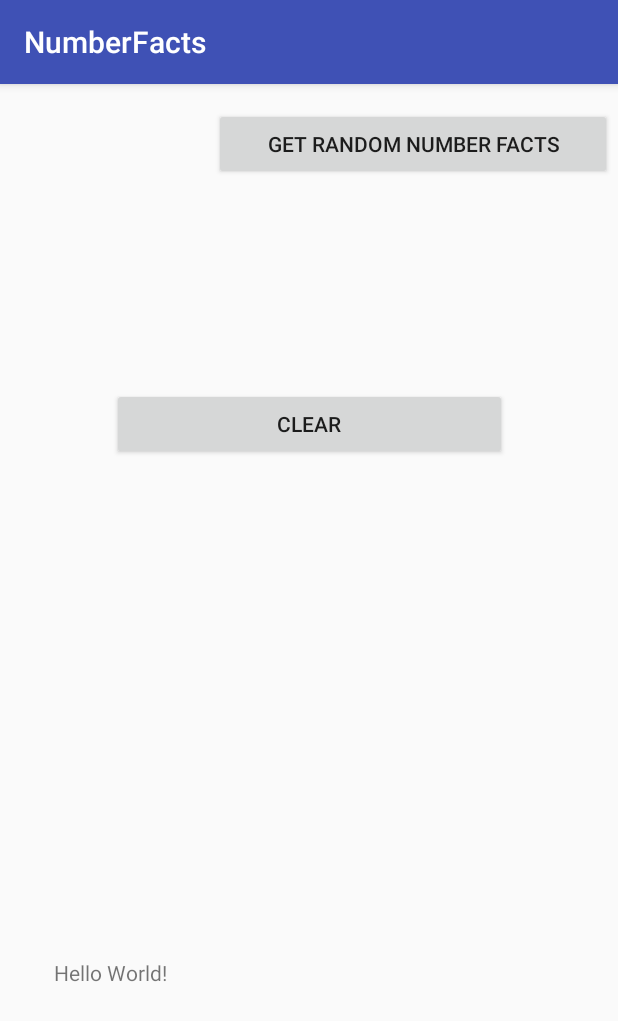
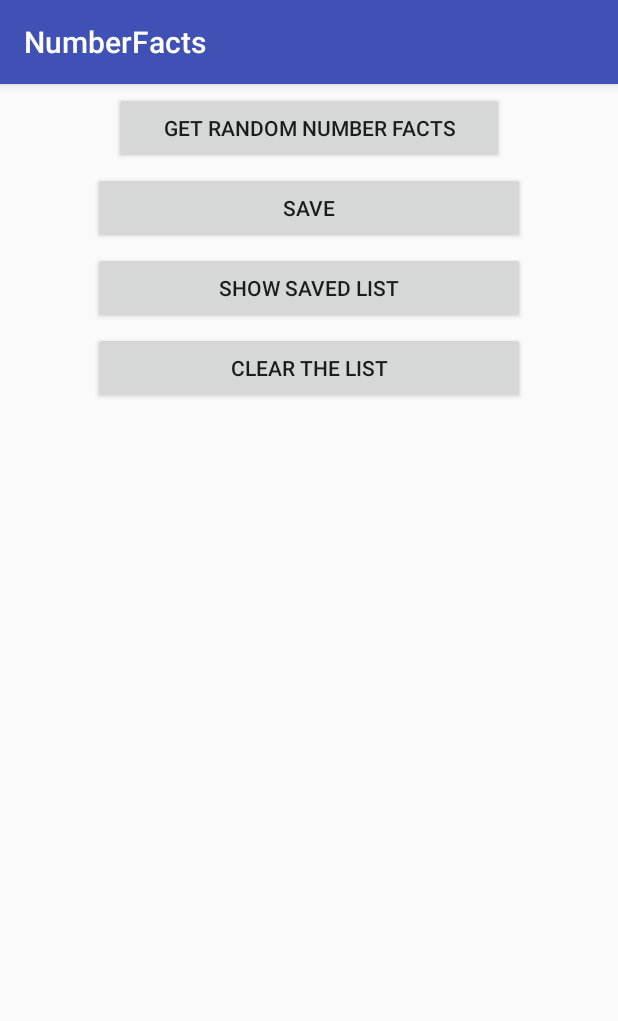
Before and after one commit to wojciechzarnowiecki/NumberFacts, an Android app: the screen it shows after launch (MainActivity), on a phone screen of 412 x 824 dp. Shown: the top 1021 px of the screen. Run offline under Robolectric (Android 15) with nearby library versions, the phone set to English and light mode, and no system bars.

Commit message:
db commit

```diff
--- a/app/src/main/java/wojtek/justyna/numberfacts/MainActivity.java
+++ b/app/src/main/java/wojtek/justyna/numberfacts/MainActivity.java
@@ -1,5 +1,7 @@
 package wojtek.justyna.numberfacts;
 
+import android.database.Cursor;
+import android.database.sqlite.SQLiteDatabase;
 import android.os.StrictMode;
 import android.support.v7.app.AppCompatActivity;
 import android.os.Bundle;
@@ -22,11 +24,16 @@ import java.net.URL;
 
 public class MainActivity extends AppCompatActivity {
     private final String REST_API_NUMBERS = "http://numbersapi.com/random/";
+    private final String CREATE_TABLE = "CREATE TABLE IF NOT EXISTS FACT(TEXT VARCHAR);";
+    private SQLiteDatabase db;
 
     @Override
     protected void onCreate(Bundle savedInstanceState) {
         super.onCreate(savedInstanceState);
         setContentView(R.layout.activity_main);
+
+        db = openOrCreateDatabase("numbersDB", MODE_PRIVATE, null);
+        db.execSQL(CREATE_TABLE);
 
         if (android.os.Build.VERSION.SDK_INT > 9) {
             StrictMode.ThreadPolicy policy = new StrictMode.ThreadPolicy.Builder().permitAll().build();
@@ -44,12 +51,49 @@ public class MainActivity extends AppCompatActivity {
             }
         });
 
-
-        Button button_clear = (Button) findViewById(R.id.clearScreen_button);
-
-        button_clear.setOnClickListener(new View.OnClickListener() {
+        Button button_save = findViewById(R.id.saveToDB_buton);
+        button_save.setOnClickListener(new View.OnClickListener() {
             @Override
             public void onClick(View view) {
+                String displayed_text = result_text.getText().toString();
+                db.execSQL("INSERT INTO FACT VALUES('"+displayed_text+"');");
+                result_text.setText("");
+            }
+        });
+
+        Button button_showDB = findViewById(R.id.showDB_button);
+        button_showDB.setOnClickListener(new View.OnClickListener() {
+            @Override
+            public void onClick(View view) {
+                result_text.setText("");
+                StringBuilder resultOfDB = new StringBuilder();
+                int i = 1;
+
+                Cursor resultSet = db.rawQuery("SELECT * from FACT", null);
+                resultSet.moveToFirst();
+
+                if(resultSet.getCount()==0){
+                    resultOfDB.append("Dear user, the saved list is empty. Please add new records.");
+                }
+
+                do {
+                    if(!(resultSet.getCount()==0)) {
+                        resultOfDB.append(i + ". ");
+                        resultOfDB.append(resultSet.getString(0) + "\n");
+                        i++;
+                    }
+                }while (resultSet.moveToNext());
+
+                result_text.setText(resultOfDB.toString());
+            }
+        });
+
+        Button button_cleardb = findViewById(R.id.clearDB_button);
+
+        button_cleardb.setOnClickListener(new View.OnClickListener() {
+            @Override
+            public void onClick(View view) {
+                db.execSQL("DELETE FROM FACT");
                 result_text.setText("");
             }
         });
--- a/app/src/main/res/layout/activity_main.xml
+++ b/app/src/main/res/layout/activity_main.xml
@@ -4,43 +4,68 @@
     xmlns:tools="http://schemas.android.com/tools"
     android:layout_width="match_parent"
     android:layout_height="match_parent"
-    tools:context="wojtek.justyna.numberfacts.MainActivity">
+    tools:context="wojtek.justyna.numberfacts.MainActivity"
+    tools:layout_editor_absoluteY="81dp">
 
     <TextView
         android:id="@+id/text_result"
-        android:layout_width="340dp"
-        android:layout_height="157dp"
-        android:text="Hello World!"
+        android:layout_width="0dp"
+        android:layout_height="0dp"
+        android:layout_marginBottom="16dp"
+        android:layout_marginEnd="22dp"
+        android:layout_marginStart="22dp"
+        android:text=""
         app:layout_constraintBottom_toBottomOf="parent"
-        app:layout_constraintLeft_toLeftOf="parent"
-        app:layout_constraintRight_toRightOf="parent"
-        app:layout_constraintTop_toTopOf="parent"
-        app:layout_constraintVertical_bias="0.954" />
-
-    <Button
-        android:id="@+id/getFacts_button"
-        android:layout_width="265dp"
-        android:layout_height="wrap_content"
-        android:layout_marginEnd="4dp"
-        android:layout_marginLeft="60dp"
-        android:layout_marginTop="16dp"
-        android:text="GET RANDOM NUMBER FACTS"
-        app:layout_constraintEnd_toEndOf="parent"
-        app:layout_constraintLeft_toLeftOf="parent"
-        app:layout_constraintTop_toTopOf="parent" />
-
-    <Button
-        android:id="@+id/clearScreen_button"
-        android:layout_width="263dp"
-        android:layout_height="wrap_content"
-        android:layout_marginBottom="210dp"
-        android:layout_marginEnd="60dp"
-        android:layout_marginStart="60dp"
-        android:layout_marginTop="16dp"
-        android:text="CLEAR"
-        app:layout_constraintBottom_toTopOf="@+id/text_result"
         app:layout_constraintEnd_toEndOf="parent"
         app:layout_constraintStart_toStartOf="parent"
         app:layout_constraintTop_toBottomOf="@+id/getFacts_button" />
 
+    <Button
+        android:id="@+id/getFacts_button"
+        android:layout_width="260dp"
+        android:layout_height="wrap_content"
+        android:layout_marginBottom="166dp"
+        android:layout_marginTop="5dp"
+        android:text="GET RANDOM NUMBER FACTS"
+        app:layout_constraintBottom_toTopOf="@+id/text_result"
+        app:layout_constraintLeft_toLeftOf="parent"
+        app:layout_constraintRight_toRightOf="parent"
+        app:layout_constraintTop_toTopOf="parent" />
+
+    <Button
+        android:id="@+id/clearDB_button"
+        android:layout_width="0dp"
+        android:layout_height="wrap_content"
+        android:layout_marginEnd="62dp"
+        android:layout_marginStart="62dp"
+        android:layout_marginTop="5dp"
+        android:text="CLEAR THE LIST"
+        app:layout_constraintEnd_toEndOf="parent"
+        app:layout_constraintStart_toStartOf="parent"
+        app:layout_constraintTop_toBottomOf="@+id/showDB_button" />
+
+    <Button
+        android:id="@+id/saveToDB_buton"
+        android:layout_width="0dp"
+        android:layout_height="wrap_content"
+        android:layout_marginEnd="62dp"
+        android:layout_marginStart="62dp"
+        android:layout_marginTop="5dp"
+        android:text="SAVE"
+        app:layout_constraintEnd_toEndOf="parent"
+        app:layout_constraintStart_toStartOf="parent"
+        app:layout_constraintTop_toBottomOf="@+id/getFacts_button" />
+
+    <Button
+        android:id="@+id/showDB_button"
+        android:layout_width="0dp"
+        android:layout_height="wrap_content"
+        android:layout_marginEnd="62dp"
+        android:layout_marginStart="62dp"
+        android:layout_marginTop="5dp"
+        android:text="SHOW SAVED LIST"
+        app:layout_constraintEnd_toEndOf="parent"
+        app:layout_constraintStart_toStartOf="parent"
+        app:layout_constraintTop_toBottomOf="@+id/saveToDB_buton" />
+
 </android.support.constraint.ConstraintLayout>
```
